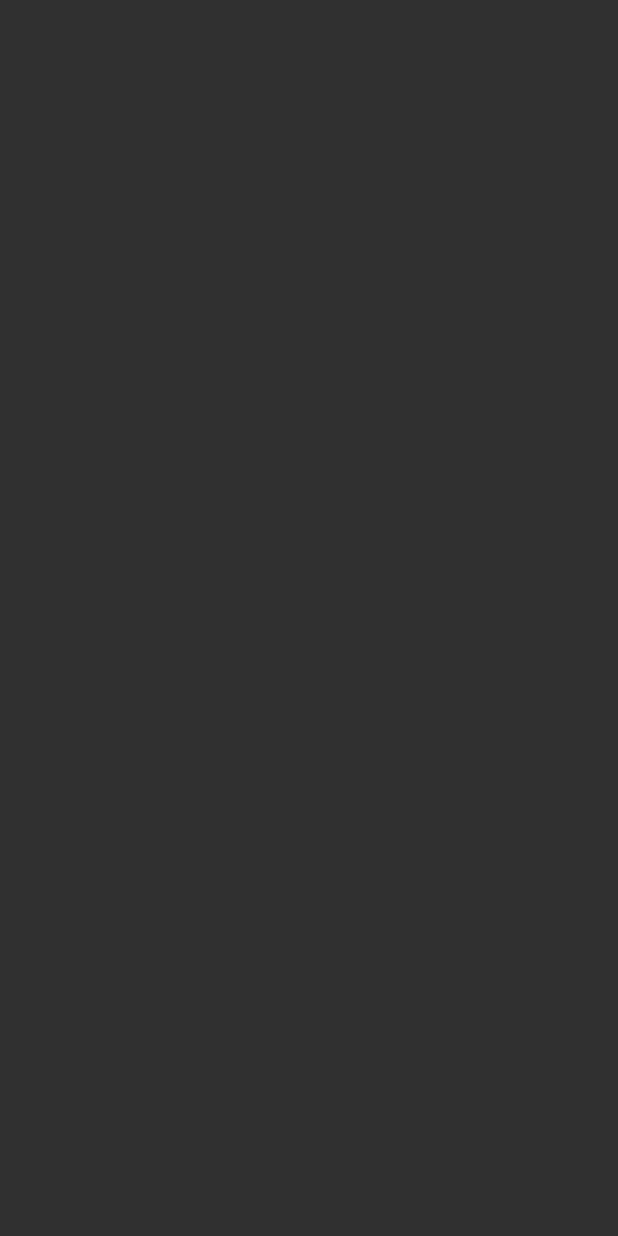
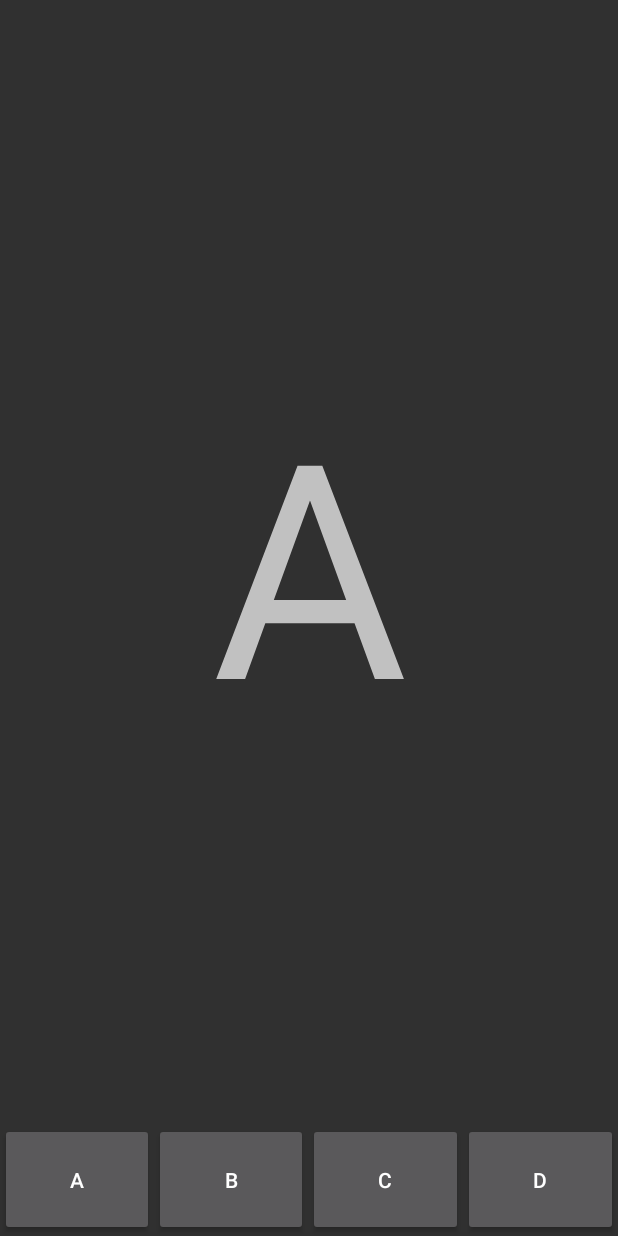
Before and after one commit to nipunasenanayake/Nipuna2017Summer, an Android app: the ActivityA screen opened directly, with no data from a screen before it, on a phone screen of 412 x 824 dp. Before the commit the screen is empty. Run offline under Robolectric (Android 15) with nearby library versions, the phone set to English and light mode, and no system bars; our stand-ins replace ButterKnife.

Commit message:
commit on 18th June - HW 2 done

```diff
--- a/app/src/main/java/edu/gsu/httpscs/nipuna2017summer/BaseActivity.java
+++ b/app/src/main/java/edu/gsu/httpscs/nipuna2017summer/BaseActivity.java
@@ -1,5 +1,7 @@
 package edu.gsu.httpscs.nipuna2017summer;
 
+import android.app.Activity;
+import android.content.Intent;
 import android.support.v7.app.AppCompatActivity;
 import android.widget.Toast;
 
@@ -11,4 +13,7 @@ public class BaseActivity extends AppCompatActivity {
     public void showToast(String s){
         Toast.makeText(this, s, Toast.LENGTH_SHORT).show();
     }
+    public void toActivity(Activity activity){
+
+    }
 }
--- a/app/src/main/java/edu/gsu/httpscs/nipuna2017summer/fragment/DemoFragment.java
+++ b/app/src/main/java/edu/gsu/httpscs/nipuna2017summer/fragment/DemoFragment.java
@@ -13,6 +13,7 @@ import android.widget.ListView;
 
 import java.util.ArrayList;
 
+import edu.gsu.httpscs.nipuna2017summer.ActivityA;
 import edu.gsu.httpscs.nipuna2017summer.AdvanceListViewActivity;
 import edu.gsu.httpscs.nipuna2017summer.LaunchModeActivity;
 import edu.gsu.httpscs.nipuna2017summer.NotificationActivity;
@@ -91,7 +92,7 @@ contentList = new ArrayList<String>();
                         startActivity(intent4);
                         break;
                     case 8:
-                        Intent intent8 = new Intent(getActivity(), LaunchModeActivity.class);
+                        Intent intent8 = new Intent(getActivity(), ActivityA.class);
                         startActivity(intent8);
                         break;
                     default:
--- a/app/src/main/res/layout/activity_a.xml
+++ b/app/src/main/res/layout/activity_a.xml
@@ -1,10 +1,56 @@
 <?xml version="1.0" encoding="utf-8"?>
-<android.support.constraint.ConstraintLayout xmlns:android="http://schemas.android.com/apk/res/android"
+<LinearLayout xmlns:android="http://schemas.android.com/apk/res/android"
     xmlns:app="http://schemas.android.com/apk/res-auto"
     xmlns:tools="http://schemas.android.com/tools"
     android:layout_width="match_parent"
     android:layout_height="match_parent"
-    tools:context="edu.gsu.httpscs.nipuna2017summer.ActivityA"
-    >
+    android:orientation="vertical"
+    tools:context="edu.gsu.httpscs.nipuna2017summer.ActivityA">
 
-</android.support.constraint.ConstraintLayout>
+    <TextView
+        android:id="@+id/activity_a_tv"
+        android:layout_width="match_parent"
+        android:layout_height="0dp"
+        android:layout_weight="10"
+        android:text="A"
+        android:textAlignment="center"
+        android:textSize="200dp"
+        android:gravity="center_vertical"/>
+
+    <LinearLayout
+        android:layout_width="match_parent"
+        android:layout_height="0dp"
+        android:layout_weight="1"
+        >
+
+        <Button
+            android:id="@+id/activity_a_a"
+            android:layout_width="0dp"
+            android:layout_height="match_parent"
+            android:layout_weight="1"
+            android:text="A"/>
+
+        <Button
+            android:id="@+id/activity_a_b"
+            android:layout_width="0dp"
+            android:layout_height="match_parent"
+            android:layout_weight="1"
+            android:text="B"/>
+
+        <Button
+            android:id="@+id/activity_a_c"
+            android:layout_width="0dp"
+            android:layout_height="match_parent"
+            android:layout_weight="1"
+            android:text="C"/>
+
+        <Button
+            android:id="@+id/activity_a_d"
+            android:layout_width="0dp"
+            android:layout_height="match_parent"
+            android:layout_weight="1"
+            android:text="D"/>
+
+    </LinearLayout>
+
+</LinearLayout>
```
Also changed, not shown: app/src/main/AndroidManifest.xml (+8 -4 lines), app/src/main/java/edu/gsu/httpscs/nipuna2017summer/ActivityA.java (+35 -2 lines), app/src/main/java/edu/gsu/httpscs/nipuna2017summer/ActivityB.java (+40 -1 lines), app/src/main/java/edu/gsu/httpscs/nipuna2017summer/ActivityC.java (+40 -1 lines), app/src/main/java/edu/gsu/httpscs/nipuna2017summer/ActivityD.java (+40 -1 lines), app/src/main/res/layout/activity_b.xml (+49 -3 lines), app/src/main/res/layout/activity_c.xml (+49 -3 lines), app/src/main/res/layout/activity_d.xml (+49 -3 lines).
